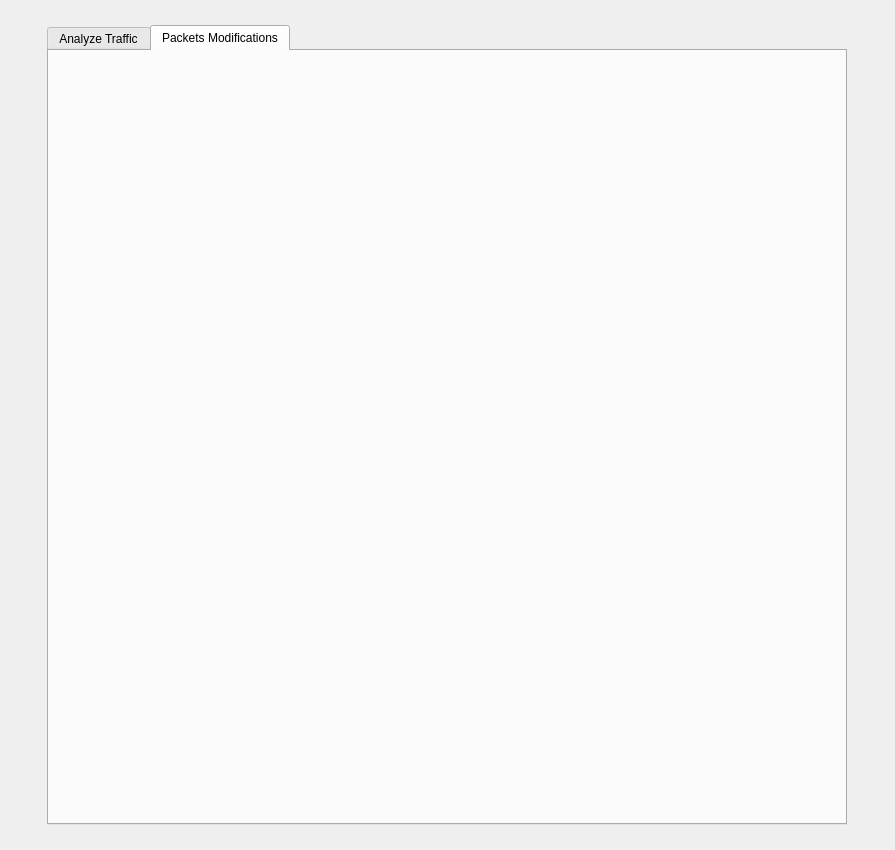
Above: src/gui/GUI.ui from Neodyme/Yellow before the change. Below: the same form after it.
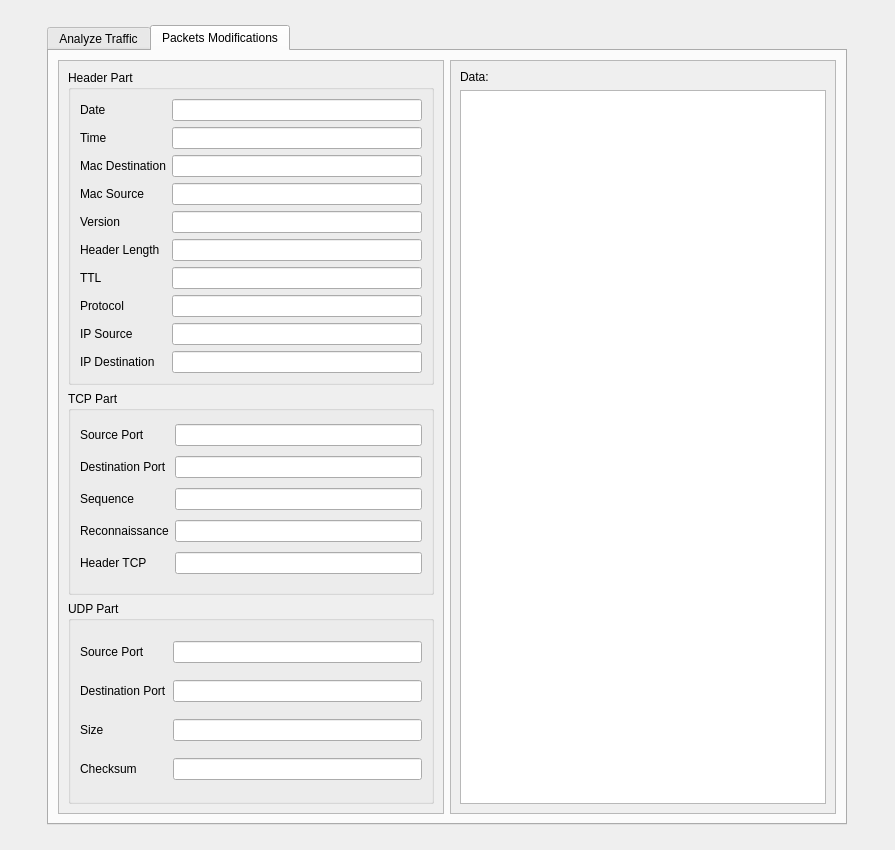
That is the form after the change. The open tabs and pages were chosen to show the change.

What changed in the file:
```diff
--- a/src/gui/GUI.ui
+++ b/src/gui/GUI.ui
@@ -145,6 +145,284 @@
       <attribute name="title">
        <string>Packets Modifications</string>
       </attribute>
+      <layout class="QGridLayout" name="gridLayout_3">
+       <item row="0" column="0">
+        <widget class="QScrollArea" name="scrollArea">
+         <property name="widgetResizable">
+          <bool>true</bool>
+         </property>
+         <widget class="QWidget" name="scrollAreaWidgetContents">
+          <property name="geometry">
+           <rect>
+            <x>0</x>
+            <y>0</y>
+            <width>383</width>
+            <height>754</height>
+           </rect>
+          </property>
+          <layout class="QGridLayout" name="gridLayout_4">
+           <item row="1" column="0">
+            <widget class="QGroupBox" name="groupBoxTCPPart">
+             <property name="title">
+              <string>TCP Part</string>
+             </property>
+             <layout class="QGridLayout" name="gridLayout_6">
+              <item row="2" column="1">
+               <widget class="QLineEdit" name="lineEdit_13"/>
+              </item>
+              <item row="0" column="1">
+               <widget class="QLineEdit" name="lineEdit_11"/>
+              </item>
+              <item row="1" column="1">
+               <widget class="QLineEdit" name="lineEdit_12"/>
+              </item>
+              <item row="0" column="0">
+               <widget class="QLabel" name="label_12">
+                <property name="text">
+                 <string>Source Port</string>
+                </property>
+               </widget>
+              </item>
+              <item row="1" column="0">
+               <widget class="QLabel" name="label_13">
+                <property name="text">
+                 <string>Destination Port</string>
+                </property>
+               </widget>
+              </item>
+              <item row="2" column="0">
+               <widget class="QLabel" name="label_14">
+                <property name="text">
+                 <string>Sequence</string>
+                </property>
+               </widget>
+              </item>
+              <item row="3" column="1">
+               <widget class="QLineEdit" name="lineEdit_14"/>
+              </item>
+              <item row="3" column="0">
+               <widget class="QLabel" name="label_15">
+                <property name="text">
+                 <string>Reconnaissance</string>
+                </property>
+               </widget>
+              </item>
+              <item row="4" column="0">
+               <widget class="QLabel" name="label_16">
+                <property name="text">
+                 <string>Header TCP</string>
+                </property>
+               </widget>
+              </item>
+              <item row="4" column="1">
+               <widget class="QLineEdit" name="lineEdit_15"/>
+              </item>
+             </layout>
+             <zorder>groupBoxHeaderPart</zorder>
+             <zorder>lineEdit_11</zorder>
+             <zorder>lineEdit_12</zorder>
+             <zorder>lineEdit_13</zorder>
+             <zorder>label_12</zorder>
+             <zorder>label_13</zorder>
+             <zorder>label_14</zorder>
+             <zorder>label_15</zorder>
+             <zorder>lineEdit_14</zorder>
+             <zorder>label_16</zorder>
+             <zorder>lineEdit_15</zorder>
+            </widget>
+           </item>
+           <item row="2" column="0">
+            <widget class="QGroupBox" name="groupBoxUDPPart">
+             <property name="title">
+              <string>UDP Part</string>
+             </property>
+             <layout class="QGridLayout" name="gridLayout_7">
+              <item row="0" column="0">
+               <widget class="QLabel" name="label_18">
+                <property name="text">
+                 <string>Source Port</string>
+                </property>
+               </widget>
+              </item>
+              <item row="0" column="1">
+               <widget class="QLineEdit" name="lineEdit_17"/>
+              </item>
+              <item row="1" column="0">
+               <widget class="QLabel" name="label_19">
+                <property name="text">
+                 <string>Destination Port</string>
+                </property>
+               </widget>
+              </item>
+              <item row="2" column="0">
+               <widget class="QLabel" name="label_20">
+                <property name="text">
+                 <string>Size</string>
+                </property>
+               </widget>
+              </item>
+              <item row="3" column="0">
+               <widget class="QLabel" name="label_21">
+                <property name="text">
+                 <string>Checksum</string>
+                </property>
+               </widget>
+              </item>
+              <item row="1" column="1">
+               <widget class="QLineEdit" name="lineEdit_18"/>
+              </item>
+              <item row="2" column="1">
+               <widget class="QLineEdit" name="lineEdit_19"/>
+              </item>
+              <item row="3" column="1">
+               <widget class="QLineEdit" name="lineEdit_20"/>
+              </item>
+             </layout>
+            </widget>
+           </item>
+           <item row="0" column="0">
+            <widget class="QGroupBox" name="groupBoxHeaderPart">
+             <property name="title">
+              <string>Header Part</string>
+             </property>
+             <layout class="QGridLayout" name="gridLayout_5">
+              <item row="8" column="0">
+               <widget class="QLabel" name="label_9">
+                <property name="text">
+                 <string>Protocol</string>
+                </property>
+               </widget>
+              </item>
+              <item row="0" column="1">
+               <widget class="QLineEdit" name="lineEdit"/>
+              </item>
+              <item row="9" column="0">
+               <widget class="QLabel" name="label_10">
+                <property name="text">
+                 <string>IP Source</string>
+                </property>
+               </widget>
+              </item>
+              <item row="9" column="1">
+               <widget class="QLineEdit" name="lineEdit_9"/>
+              </item>
+              <item row="7" column="1">
+               <widget class="QLineEdit" name="lineEdit_7"/>
+              </item>
+              <item row="8" column="1">
+               <widget class="QLineEdit" name="lineEdit_8"/>
+              </item>
+              <item row="7" column="0">
+               <widget class="QLabel" name="label_8">
+                <property name="text">
+                 <string>TTL</string>
+                </property>
+               </widget>
+              </item>
+              <item row="3" column="0">
+               <widget class="QLabel" name="label_4">
+                <property name="text">
+                 <string>Mac Destination</string>
+                </property>
+               </widget>
+              </item>
+              <item row="6" column="0">
+               <widget class="QLabel" name="label_7">
+                <property name="text">
+                 <string>Header Length</string>
+                </property>
+               </widget>
+              </item>
+              <item row="6" column="1">
+               <widget class="QLineEdit" name="lineEdit_6"/>
+              </item>
+              <item row="0" column="0">
+               <widget class="QLabel" name="label_2">
+                <property name="text">
+                 <string>Date</string>
+                </property>
+               </widget>
+              </item>
+              <item row="2" column="0">
+               <widget class="QLabel" name="label_3">
+                <property name="text">
+                 <string>Time</string>
+                </property>
+               </widget>
+              </item>
+              <item row="4" column="0">
+               <widget class="QLabel" name="label_5">
+                <property name="text">
+                 <string>Mac Source</string>
+                </property>
+               </widget>
+              </item>
+              <item row="5" column="0">
+               <widget class="QLabel" name="label_6">
+                <property name="text">
+                 <string>Version</string>
+                </property>
+               </widget>
+              </item>
+              <item row="2" column="1">
+               <widget class="QLineEdit" name="lineEdit_2"/>
+              </item>
+              <item row="3" column="1">
+               <widget class="QLineEdit" name="lineEdit_3"/>
+              </item>
+              <item row="4" column="1">
+               <widget class="QLineEdit" name="lineEdit_4"/>
+              </item>
+              <item row="5" column="1">
+               <widget class="QLineEdit" name="lineEdit_5"/>
+              </item>
+              <item row="10" column="0">
+               <widget class="QLabel" name="label_11">
+                <property name="text">
+                 <string>IP Destination</string>
+                </property>
+               </widget>
+              </item>
+              <item row="10" column="1">
+               <widget class="QLineEdit" name="lineEdit_10"/>
+              </item>
+             </layout>
+            </widget>
+           </item>
+          </layout>
+         </widget>
+        </widget>
+       </item>
+       <item row="0" column="1">
+        <widget class="QScrollArea" name="scrollArea_2">
+         <property name="widgetResizable">
+          <bool>true</bool>
+         </property>
+         <widget class="QWidget" name="scrollAreaWidgetContents_3">
+          <property name="geometry">
+           <rect>
+            <x>0</x>
+            <y>0</y>
+            <width>383</width>
+            <height>754</height>
+           </rect>
+          </property>
+          <layout class="QGridLayout" name="gridLayout_8">
+           <item row="1" column="1">
+            <widget class="QPlainTextEdit" name="plainTextEditDataEdit"/>
+           </item>
+           <item row="0" column="1">
+            <widget class="QLabel" name="label_17">
+             <property name="text">
+              <string>Data:</string>
+             </property>
+            </widget>
+           </item>
+          </layout>
+         </widget>
+        </widget>
+       </item>
+      </layout>
      </widget>
     </widget>
    </item>
```
Left out of the diff: 2 changed lines with no effect on the pictures.
